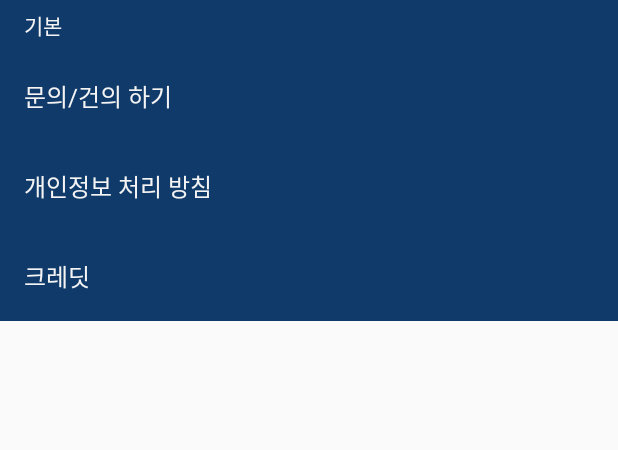
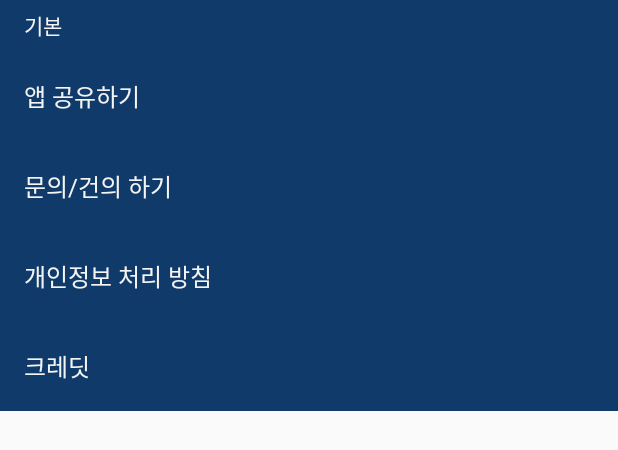
Before and after one commit to ahndwon/mind-oasis-android, an Android app: the layout basic_info_navy.xml on its own in the app's theme, with its tools: preview values and no code run, on a phone screen of 412 x 824 dp. Shown: the top 450 px of the screen. Run offline under Robolectric (Android 15) with nearby library versions, the phone set to English and light mode, and no system bars.

Commit message:
add app share

```diff
--- a/app/src/main/res/layout/basic_info_navy.xml
+++ b/app/src/main/res/layout/basic_info_navy.xml
@@ -11,6 +11,13 @@
         android:layout_width="match_parent"
         android:layout_height="34dp"
         android:text="@string/basic_info" />
+
+    <TextView
+        android:id="@+id/shareAppButton"
+        style="@style/NavySettingButtonTextView"
+        android:layout_width="match_parent"
+        android:layout_height="60dp"
+        android:text="@string/share_app" />
 
     <!--<View-->
     <!--android:layout_width="match_parent"-->
--- a/app/src/main/res/values/strings.xml
+++ b/app/src/main/res/values/strings.xml
@@ -23,6 +23,8 @@
     <string name="no">아니오</string>
 
     <string name="no_bookmarks">북마크된 명언이 없습니다.\n명언을 더블 클릭하여 북마크에 추가하세요.</string>
+    <string name="send_app_link_text">오늘의 띵언\n하루에 명언 한 개씩!\n
+        "https://play.google.com/store/apps/details?id=xyz.thingapps.thingphrase"</string>
 
 
     <string name="mind_oasis_app_android_ko">띵언 앱 Android</string>
@@ -30,6 +32,7 @@
     <string name="personal_info_terms_ko">개인정보 보호 및 약관</string>
     <string name="personal_info_policy_ko">개인정보 처리 방침</string>
     <string name="url_policy">https://thingapps.xyz/privacy_policy.html</string>
+    <string name="share_app">앱 공유하기</string>
 
 
 </resources>
```
Also changed, not shown: app/src/main/java/xyz/thingapps/thingphrase/fragment/SettingsFragment.kt (+9 -0 lines), app/src/main/ic_launcher-web.png, app/src/main/res/mipmap-hdpi/ic_launcher.png, app/src/main/res/mipmap-hdpi/ic_launcher_foreground.png, app/src/main/res/mipmap-hdpi/ic_launcher_round.png, app/src/main/res/mipmap-mdpi/ic_launcher.png, app/src/main/res/mipmap-mdpi/ic_launcher_foreground.png, app/src/main/res/mipmap-mdpi/ic_launcher_round.png, app/src/main/res/mipmap-xhdpi/ic_launcher.png, app/src/main/res/mipmap-xhdpi/ic_launcher_foreground.png, app/src/main/res/mipmap-xhdpi/ic_launcher_round.png, app/src/main/res/mipmap-xxhdpi/ic_launcher.png, app/src/main/res/mipmap-xxhdpi/ic_launcher_foreground.png, app/src/main/res/mipmap-xxhdpi/ic_launcher_round.png, 3 more files.
